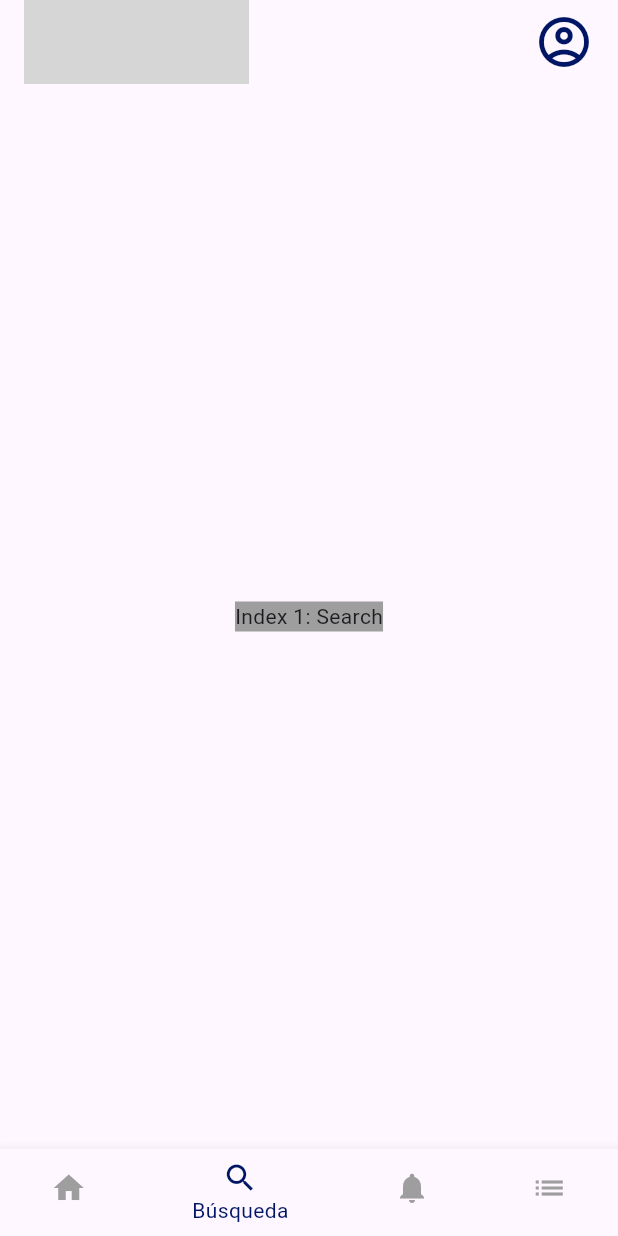
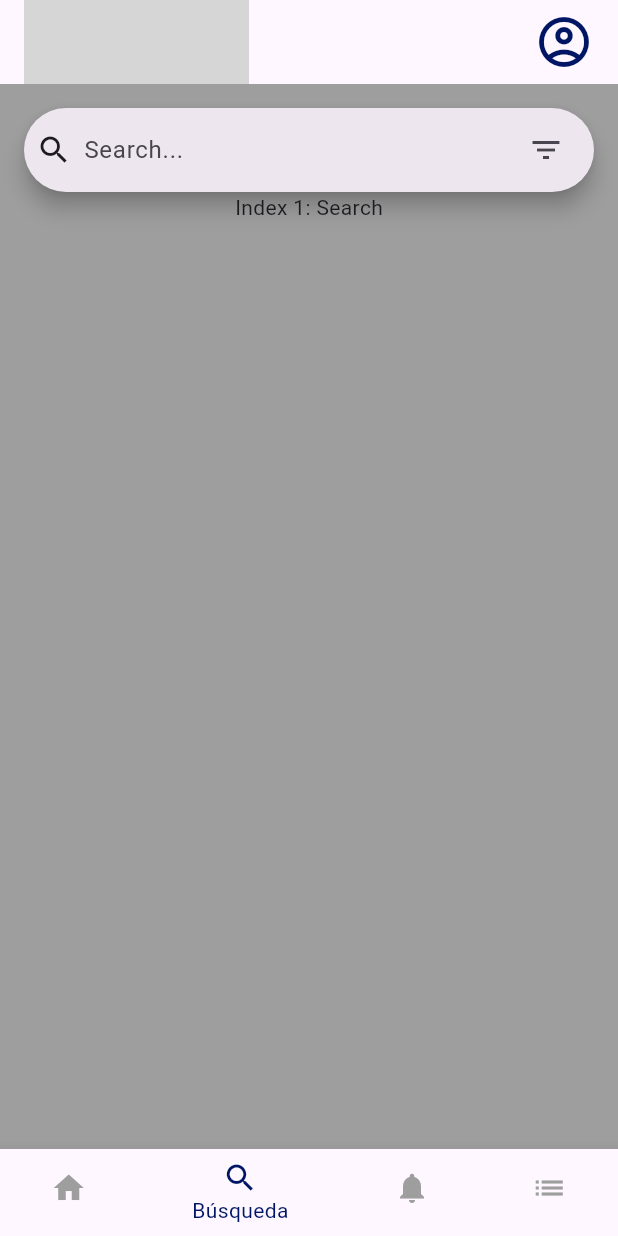
Before and after one commit to VictoriaGarciav/en_tu_puerta_front, a Flutter app: the screen it shows after launch, item 2 of the bottom bar chosen, on a phone screen of 412 x 824 dp. Run offline on Flutter 3.47's test engine with Material 3 defaults, Android fonts, the phone set to English and light mode, and no system bars; network calls fail; grey boxes are pictures that could not be loaded.

Commit message:
Searchbar continuacion
Ahora hay una search bar y un peque;o filtro de muestra

```diff
--- a/en_tu_puerta_front/lib/widget_search.dart
+++ b/en_tu_puerta_front/lib/widget_search.dart
@@ -4,11 +4,57 @@ class WidgetSearch extends StatelessWidget {
   const WidgetSearch({super.key});
 
   @override
-  Widget build(BuildContext context) {
-    return Container(
-      color: Colors.grey,
-      child: Text('Index 1: Search'),
-
-    );
-  }
+Widget build(BuildContext context) {
+  return Container(
+    color: Colors.grey,
+    child: Column(
+      children: [
+        Padding(
+          padding: EdgeInsets.fromLTRB(16.0, 16.0, 16.0, 0),
+          child: SearchBar(
+            hintText: 'Search...',
+            leading: Icon(Icons.search),
+            trailing: [
+              PopupMenuButton<String>(
+                icon: Icon(Icons.filter_list),
+                onSelected: (String value) {
+                  // Handle filter selection
+                  switch (value) {
+                    case 'Todos':
+                      // Handle Todos filter
+                      break;
+                    case 'Servicio':
+                      // Handle Servicio filter
+                      break;
+                    case 'Cuenta':
+                      // Handle Cuenta filter
+                      break;
+                  }
+                },
+                itemBuilder: (BuildContext context) => [
+                  PopupMenuItem<String>(
+                    value: 'Todos',
+                    child: Text('Todos'),
+                  ),
+                  PopupMenuItem<String>(
+                    value: 'Servicio',
+                    child: Text('Servicio'),
+                  ),
+                  PopupMenuItem<String>(
+                    value: 'Cuenta',
+                    child: Text('Cuenta'),
+                  ),
+                ],
+              ),
+            ],
+            onChanged: (value) {
+              // Handle search input
+            },
+          ),
+        ),
+        Text('Index 1: Search'),
+      ],
+    ),
+  );
 }
+}
```
